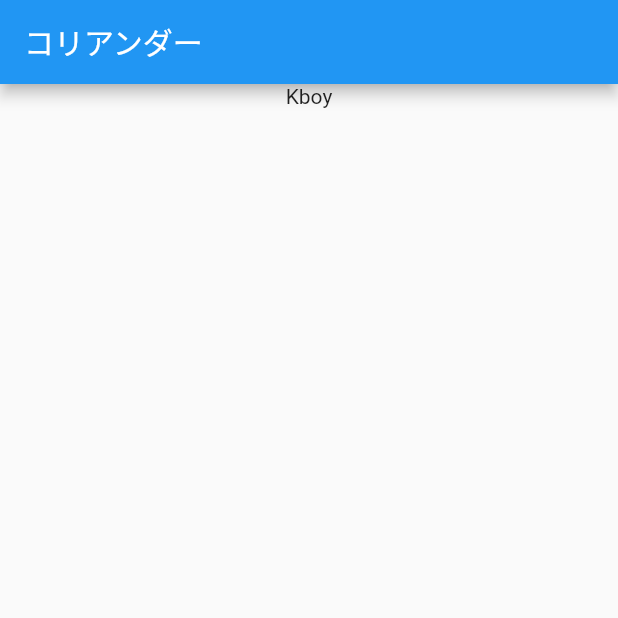
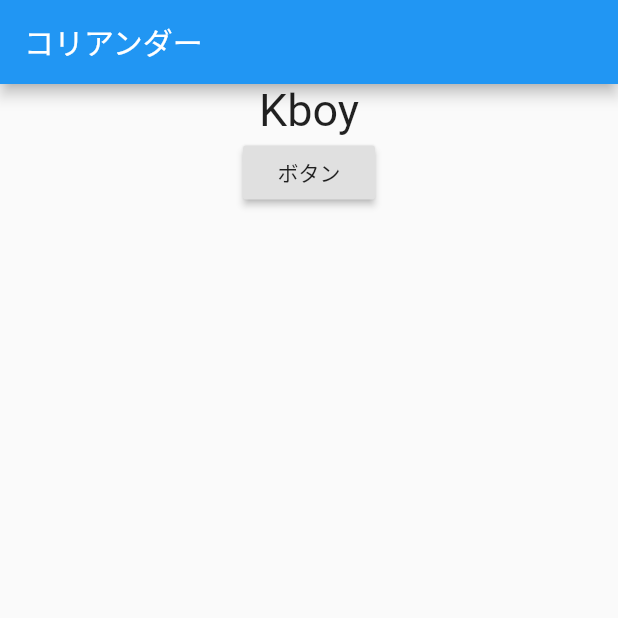
Before and after one commit to okatoku331/chan_no_okaimono_list, a Flutter app: the screen it shows after launch, on a phone screen of 412 x 824 dp, the top half of it. Run offline on Flutter 3.47's test engine with Material 2 defaults, Android fonts, the phone set to English and light mode, and no system bars.

Commit message:
4版　Prviderパッケージをインポートして再描画の練習をする(2021.2.21 00:06)

```diff
--- a/lib/main.dart
+++ b/lib/main.dart
@@ -1,28 +1,48 @@
+import 'package:chan_no_okaimono_list/main_model.dart';
 import 'package:flutter/material.dart';
+import 'package:provider/provider.dart';
 
 void main() {
   runApp(MyApp());
 }
 
 class MyApp extends StatelessWidget {
+  //String KboyText = 'Kboy!';
   @override
   Widget build(BuildContext context) {
     return MaterialApp(
       title: 'Flutter Demo',
-      home:  Scaffold(
+      home:  ChangeNotifierProvider<MainMdel>(
+        create: (_) => MainMdel(),
+        child: Scaffold(
           appBar: AppBar(
             title: Text('コリアンダー'),
           ),
-        body: Center(
+          body: Consumer<MainMdel>(builder: (context, model, child) {
+              return Center(
                 child: Column(
-            children: <Widget>[
+                  children: [
                     Text(
-              'Kboy',
+                        model.KboyText,
+                        style: TextStyle(
+                          fontSize: 30,
+                        )
+                    ),
+                    RaisedButton(
+                      child: Text('ボタン'),
+                      onPressed: (){
+                        // ここでなにかする
+                        model.changKboyText();
+                      },
+
                     ),
                   ],
                 ),
+              );
+            }
           ),
-      )
+        ),
+      ),
     );
    }
 }
--- /dev/null
+++ b/lib/main_model.dart
@@ -0,0 +1,12 @@
+
+import 'package:flutter/cupertino.dart';
+
+class MainMdel extends ChangeNotifier {
+  String KboyText = 'Kboy';
+
+  void changKboyText(){
+    KboyText = 'Kboyさんかっこいい';
+    notifyListeners();
+  }
+
+}
```
Also changed, not shown: pubspec.yaml (+2 -52 lines), pubspec.lock, 1 other file. Lines whose indentation alone changed are shown as unchanged.
